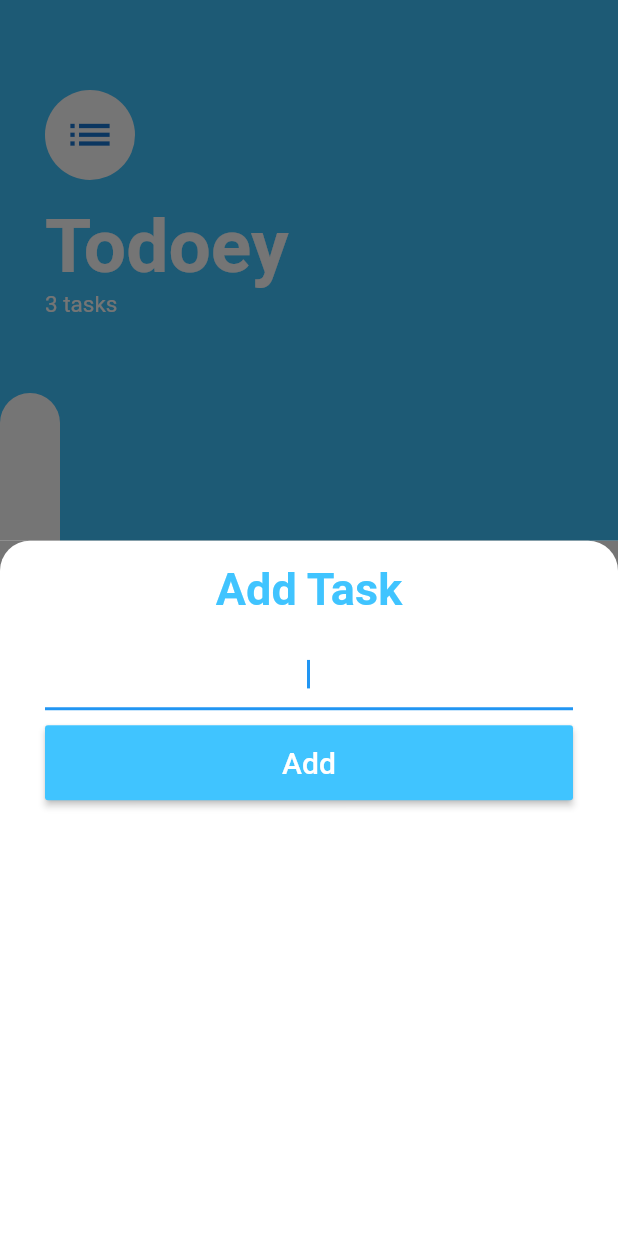
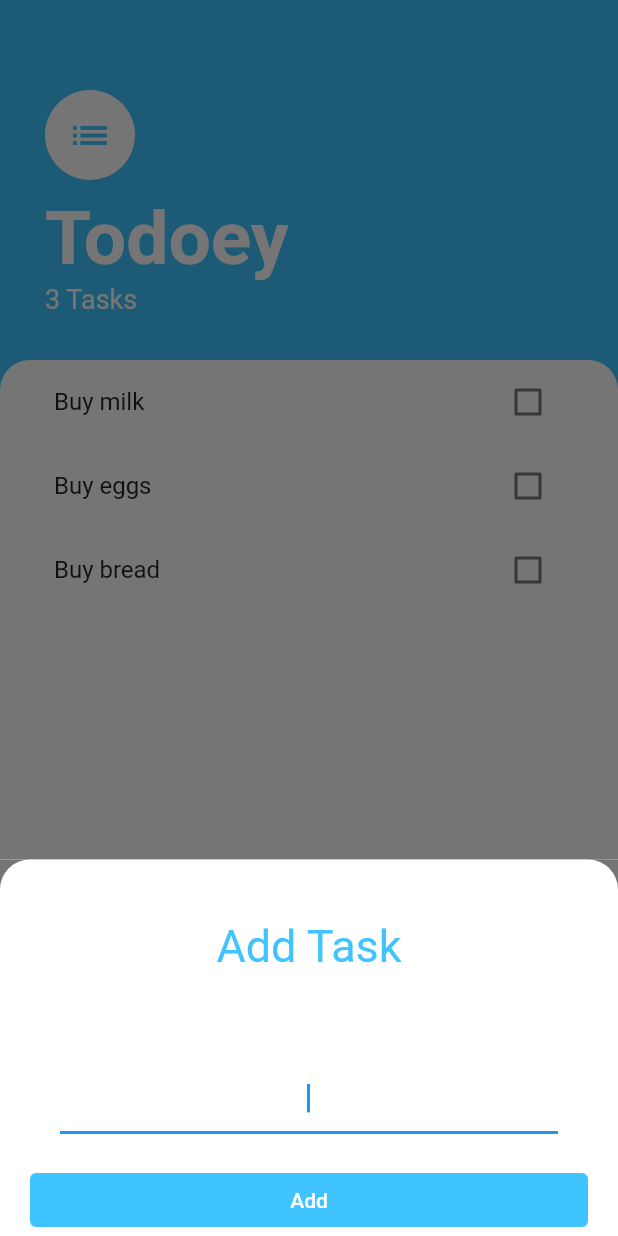
Before and after one commit to dastagg/LAB-F-todoey, a Flutter app: the screen it shows after launch, after a tap on the "add" icon, on a phone screen of 412 x 824 dp. Run offline on Flutter 3.47's test engine with Material 2 defaults, Android fonts, the phone set to English and light mode, and no system bars.

Commit message:
Revert "For whatever reason, I can not seem to "get" Lifting State up to add the tasks to the main screen."
This reverts commit 38f80e10af1290b79ede7fb01821e2b9ce244baf.

```diff
--- a/lib/main.dart
+++ b/lib/main.dart
@@ -11,7 +11,7 @@ class MyApp extends StatelessWidget {
 
   @override
   Widget build(BuildContext context) {
-    return MaterialApp(
+    return const MaterialApp(
       home: TasksScreen(),
     );
   }
--- a/lib/screens/add_task_screen.dart
+++ b/lib/screens/add_task_screen.dart
@@ -1,63 +1,67 @@
 import 'package:flutter/material.dart';
 
-class AddTaskScreen extends StatelessWidget {
-  AddTaskScreen({required this.addNewTask});
+class AddTaskScreen extends StatefulWidget {
 
-  final Function addNewTask;
+  const AddTaskScreen({Key? key}) : super(key: key);
 
   @override
+  State<AddTaskScreen> createState() => _AddTaskScreenState();
+}
+
+class _AddTaskScreenState extends State<AddTaskScreen> {
+  @override
   Widget build(BuildContext context) {
+
     String? newTaskTitle;
 
     return Container(
-      color: Color(0xff757575),
+      color: const Color(0xFF757575),
       child: Container(
-        decoration: BoxDecoration(
+        padding: const EdgeInsets.symmetric(horizontal: 20.0),
+        decoration: const BoxDecoration(
           color: Colors.white,
           borderRadius: BorderRadius.only(
-            topRight: Radius.circular(20),
-            topLeft: Radius.circular(20),
+            topRight: Radius.circular(20.0),
+            topLeft: Radius.circular(20.0),
           ),
         ),
-        child: Padding(
-          padding: EdgeInsets.symmetric(horizontal: 30),
         child: Column(
           crossAxisAlignment: CrossAxisAlignment.stretch,
           children: [
-              Padding(
-                padding: EdgeInsets.symmetric(vertical: 15),
+            const Padding(
+              padding: EdgeInsets.symmetric(vertical: 40.0),
               child: Text(
                 'Add Task',
                 textAlign: TextAlign.center,
                 style: TextStyle(
-                      fontSize: 30,
-                      fontWeight: FontWeight.bold,
-                      color: Colors.lightBlueAccent),
+                  color: Colors.lightBlueAccent,
+                  fontSize: 30.0,
                 ),
               ),
-              TextField(
+            ),
+            Padding(
+              padding: const EdgeInsets.all(20.0),
+              child: Center(
+                child: TextField(
                   textAlign: TextAlign.center,
                   autofocus: true,
-                onChanged: (newValue) {
-                  newTaskTitle = newValue;
+                  onChanged: (newText) {
+                    newTaskTitle = newText;
                   },
                 ),
-              SizedBox(
-                height: 10,
               ),
-              MaterialButton(
-                height: 50,
-                color: Colors.lightBlueAccent,
-                child: Text(
-                  'Add',
-                  style: TextStyle(color: Colors.white, fontSize: 20),
+            ),
+            TextButton(
+              style: TextButton.styleFrom(
+                primary: Colors.white,
+                backgroundColor: Colors.lightBlueAccent,
               ),
               onPressed: () {
-                  addNewTask(newTaskTitle);
+                print(newTaskTitle);
               },
+              child: const Text('Add'),
             )
           ],
-          ),
         ),
       ),
     );
--- a/lib/screens/tasks_screen.dart
+++ b/lib/screens/tasks_screen.dart
@@ -1,90 +1,98 @@
 import 'package:flutter/material.dart';
-import 'add_task_screen.dart';
+
 import '../models/task.dart';
+import '../screens/add_task_screen.dart';
 import '../widgets/tasks_list.dart';
 
 class TasksScreen extends StatefulWidget {
+  const TasksScreen({Key? key}) : super(key: key);
+
+
   @override
-  _TasksScreenState createState() => _TasksScreenState();
+  State<TasksScreen> createState() => _TasksScreenState();
 }
 
-class _TasksScreenState extends State {
-  List tasks = [
-    Task(name: 'Task name here', isDone: false),
-    Task(name: 'Task name here', isDone: false),
-    Task(name: 'Task name here', isDone: false)
+class _TasksScreenState extends State<TasksScreen> {
+
+  List<Task> tasks = [
+    Task(name: 'Buy milk'),
+    Task(name: 'Buy eggs'),
+    Task(name: 'Buy bread'),
   ];
 
   @override
   Widget build(BuildContext context) {
     return Scaffold(
-      backgroundColor: Colors.lightBlueAccent,
       floatingActionButton: FloatingActionButton(
         backgroundColor: Colors.lightBlueAccent,
         child: const Icon(Icons.add),
         onPressed: () {
           showModalBottomSheet(
             context: context,
-              builder: (context) => AddTaskScreen(
-                addNewTask: (newTaskTitle) {
-                  setState(() {
-                    tasks.add(Task(name: newTaskTitle));
-                  });
-                  Navigator.pop(context);
+            isScrollControlled: true,
+            builder: (context) => SingleChildScrollView(
+              padding: EdgeInsets.only(
+                  bottom: MediaQuery.of(context).viewInsets.bottom),
+              child: const AddTaskScreen(),
+            ),
+          );
         },
       ),
-            );
-          }),
-      body: Column(crossAxisAlignment: CrossAxisAlignment.start, children: [
-        Padding(
-          padding: const EdgeInsets.only(top: 60, left: 30),
+      backgroundColor: Colors.lightBlueAccent,
+      body: Column(
+        crossAxisAlignment: CrossAxisAlignment.start,
+        children: [
+          Container(
+            padding: const EdgeInsets.only(
+                top: 60.0, left: 30.0, right: 30.0, bottom: 30.0),
             child: Column(
               crossAxisAlignment: CrossAxisAlignment.start,
               children: [
                 const CircleAvatar(
-                radius: 30,
-                backgroundColor: Colors.white,
                   child: Icon(
                     Icons.list,
-                  size: 35,
+                    size: 30.0,
+                    color: Colors.lightBlueAccent,
                   ),
+                  backgroundColor: Colors.white,
+                  radius: 30.0,
                 ),
                 const SizedBox(
-                height: 15,
+                  height: 10.0,
                 ),
                 const Text(
                   'Todoey',
                   style: TextStyle(
-                    fontSize: 50,
                     color: Colors.white,
-                    fontWeight: FontWeight.w700),
+                    fontSize: 50.0,
+                    fontWeight: FontWeight.w700,
+                  ),
                 ),
                 Text(
-                '${tasks.length} tasks',
-                style: const TextStyle(fontSize: 15, color: Colors.white),
+                  '${tasks.length} Tasks',
+                  style: const TextStyle(
+                    color: Colors.white,
+                    fontSize: 18,
                   ),
-              const SizedBox(
-                height: 50,
                 ),
               ],
             ),
           ),
           Expanded(
             child: Container(
+                padding: const EdgeInsets.symmetric(horizontal: 20.0),
+                height: 300.0,
                 decoration: const BoxDecoration(
                   color: Colors.white,
                   borderRadius: BorderRadius.only(
-                topLeft: Radius.circular(20),
-                topRight: Radius.circular(20),
+                    topRight: Radius.circular(20.0),
+                    topLeft: Radius.circular(20.0),
                   ),
                 ),
-            child: Padding(
-              padding: const EdgeInsets.symmetric(horizontal: 20.0),
-              // child: TaskList(tasks: tasks),
+                child: TasksList(tasks: tasks)),
           ),
+        ],
       ),
-        ),
-      ]),
     );
   }
 }
```
Lines whose indentation alone changed are shown as unchanged.
